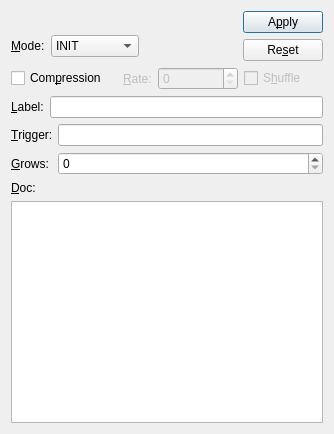
Above: ndtsconfigtool/ui/strategydlg.ui from jkotan/nexdatas.configtool before the change. Below: the same form after it.
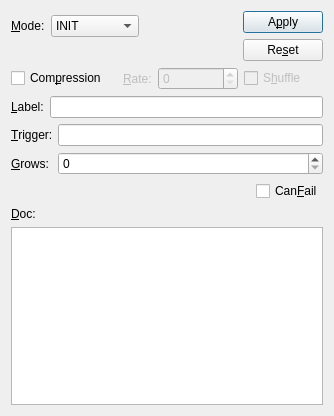
That is the form after the change.

What changed in the file:
```diff
--- a/ndtsconfigtool/ui/strategydlg.ui
+++ b/ndtsconfigtool/ui/strategydlg.ui
@@ -7,7 +7,7 @@
     <x>0</x>
     <y>0</y>
     <width>334</width>
-    <height>434</height>
+    <height>416</height>
    </rect>
   </property>
   <property name="minimumSize">
@@ -26,24 +26,14 @@
       <layout class="QHBoxLayout" name="horizontalLayout_2">
        <item>
         <layout class="QVBoxLayout" name="verticalLayout">
-         <item>
-          <spacer name="verticalSpacer">
-           <property name="orientation">
-            <enum>Qt::Vertical</enum>
-           </property>
-           <property name="sizeType">
-            <enum>QSizePolicy::Fixed</enum>
-           </property>
-           <property name="sizeHint" stdset="0">
-            <size>
-             <width>20</width>
-             <height>20</height>
-            </size>
-           </property>
-          </spacer>
-         </item>
+         <property name="spacing">
+          <number>6</number>
+         </property>
          <item>
           <layout class="QHBoxLayout" name="horizontalLayout">
+           <property name="spacing">
+            <number>6</number>
+           </property>
            <item>
             <widget class="QLabel" name="modeLabel">
              <property name="text">
@@ -80,6 +70,22 @@
            </item>
           </layout>
          </item>
+         <item>
+          <spacer name="verticalSpacer">
+           <property name="orientation">
+            <enum>Qt::Vertical</enum>
+           </property>
+           <property name="sizeType">
+            <enum>QSizePolicy::Fixed</enum>
+           </property>
+           <property name="sizeHint" stdset="0">
+            <size>
+             <width>20</width>
+             <height>20</height>
+            </size>
+           </property>
+          </spacer>
+         </item>
         </layout>
        </item>
        <item>
@@ -258,6 +264,30 @@
        </layout>
       </widget>
      </item>
+     <item>
+      <layout class="QHBoxLayout" name="horizontalLayout_4">
+       <item>
+        <spacer name="horizontalSpacer_2">
+         <property name="orientation">
+          <enum>Qt::Horizontal</enum>
+         </property>
+         <property name="sizeHint" stdset="0">
+          <size>
+           <width>40</width>
+           <height>20</height>
+          </size>
+         </property>
+        </spacer>
+       </item>
+       <item>
+        <widget class="QCheckBox" name="canFailCheckBox">
+         <property name="text">
+          <string>Can&amp;Fail</string>
+         </property>
+        </widget>
+       </item>
+      </layout>
+     </item>
      <item>
       <widget class="QLabel" name="docLabel">
        <property name="text">
```
